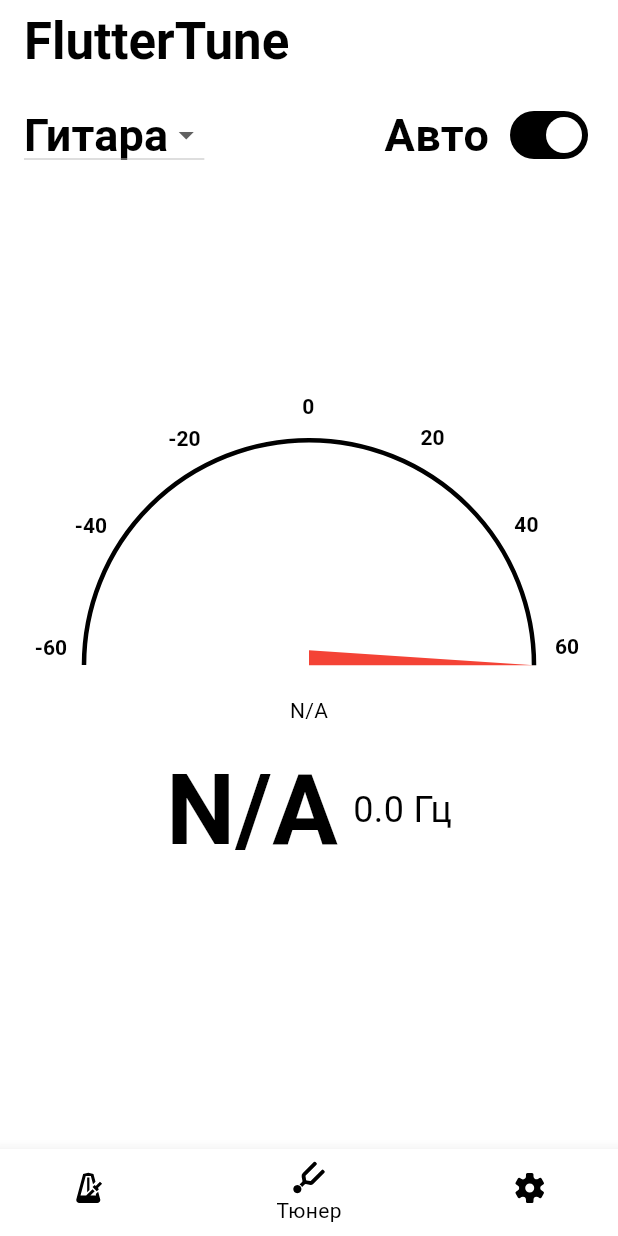
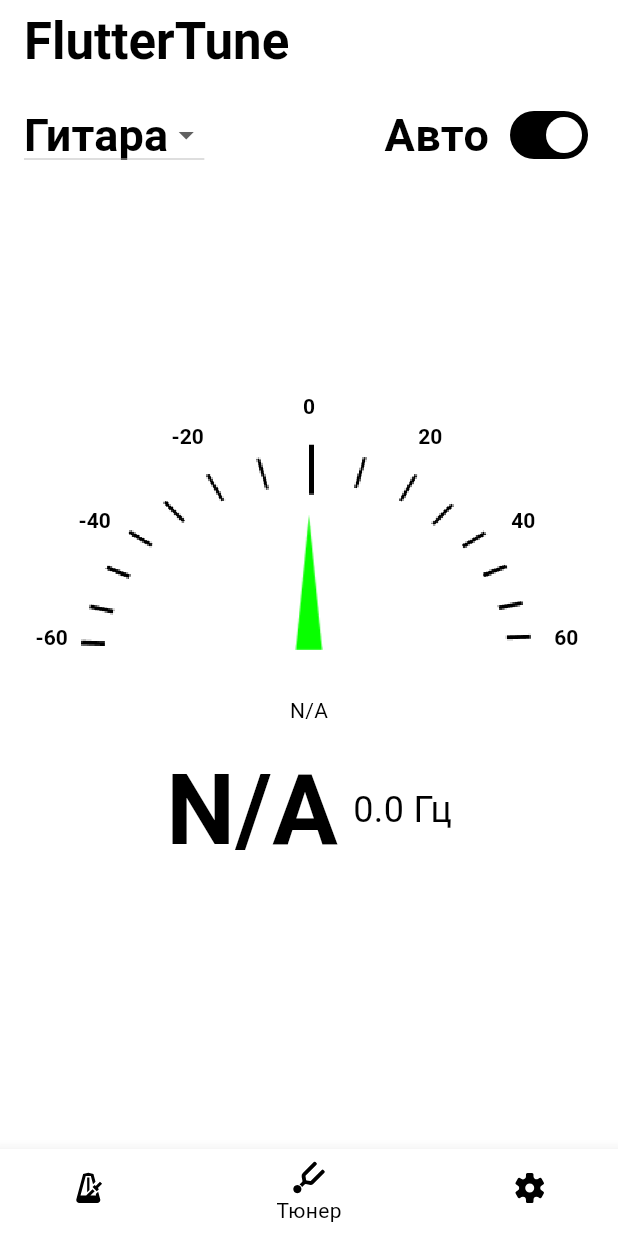
Before and after one commit to nottalentedme/fluttertuner, a Flutter app: the screen it shows after launch, on a phone screen of 412 x 824 dp. Run offline on Flutter 3.47's test engine with Material 3 defaults, Android fonts, the phone set to English and light mode, and no system bars; our stand-ins replace flutter_bloc, flutter_svg, go_router; missing offline and left inert: buffered_list_stream, flutter_soloud, pitch_detector_dart, pitchupdart, record.

Commit message:
new_tuner_widget

```diff
--- a/lib/feature/tuner/presentation/page/tuner_page.dart
+++ b/lib/feature/tuner/presentation/page/tuner_page.dart
@@ -3,6 +3,7 @@ import 'package:flutter_bloc/flutter_bloc.dart';
 import 'package:fluttertuner/feature/tuner/cubit/pitch_cubit.dart';
 import 'package:fluttertuner/feature/tuner/cubit/tuning_state.dart';
 import 'package:fluttertuner/feature/tuner/presentation/widgets/instrument_title_widget.dart';
+import 'package:fluttertuner/feature/tuner/presentation/widgets/pos.dart';
 import 'package:fluttertuner/feature/tuner/presentation/widgets/tuner_scale_widget.dart';
 import 'package:fluttertuner/feature/tuner/presentation/widgets/tuner_text_widget.dart';
 import 'package:fluttertuner/feature/tuner/presentation/widgets/tuning_mode_switch_widget.dart';
@@ -68,7 +69,8 @@ class _TunerPageState extends State<TunerPage> {
                 child: Column(
                   mainAxisAlignment: MainAxisAlignment.center,
                   children: [
-                    TunerScaleWidget(value: 0),
+                    TunerScaleWidgets(value: 0),
+                    //TunerScaleWidget(value: 0),
                     const SizedBox(height: 20),
                     Text(pitchCubitState.note),
                     TunerTextWidget(pitchCubitState: pitchCubitState),
--- /dev/null
+++ b/lib/feature/tuner/presentation/widgets/pos.dart
@@ -0,0 +1,41 @@
+import 'dart:math';
+
+import 'package:flutter/material.dart';
+import 'package:fluttertuner/feature/tuner/presentation/widgets/tuner_painter.dart';
+
+class TunerScaleWidgets extends StatelessWidget {
+  final double value;
+
+  const TunerScaleWidgets({super.key, required this.value});
+
+  @override
+  Widget build(BuildContext context) {
+    return SizedBox(
+      width: 300,
+      height: 150,
+      child: Stack(
+        alignment: Alignment.bottomCenter,
+        children: [
+          // Шкала (без стрелки)
+          CustomPaint(
+            size: const Size(300, 150),
+            painter: TunerPainter(),
+          ),
+
+          // Стрелка (с возможностью регулировать угол и позицию)
+          Transform.translate(
+            offset: const Offset(0, -10), // Регулируй расстояние по Y
+            child: Transform.rotate(
+              angle: (value / 60) * pi, // Угол поворота
+              alignment: Alignment.bottomCenter,
+              child: Image.asset(
+                'assets/tuner/strelka.png',
+                height: 90, // Настрой размеры под своё изображение
+              ),
+            ),
+          ),
+        ],
+      ),
+    );
+  }
+}
--- a/lib/feature/tuner/presentation/widgets/tuner_scale_widget.dart
+++ b/lib/feature/tuner/presentation/widgets/tuner_scale_widget.dart
@@ -9,8 +9,8 @@ class TunerScaleWidget extends StatelessWidget {
   @override
   Widget build(BuildContext context) {
     return CustomPaint(
-      size: Size(300, 150),
-      painter: TunerPainter(value: value),
+      size: const Size(300, 150),
+      painter: TunerPainter(),
     );
   }
 }
--- a/pubspec.yaml
+++ b/pubspec.yaml
@@ -73,6 +73,8 @@ flutter:
     - assets/icons/metronome.svg
     - assets/icons/tuner.svg
     - assets/icons/settings.svg
+    - assets/tuner/strelka.png
+    - assets/tuner/shtrix.png
   #   - images/a_dot_ham.jpeg
 
   # An image asset can refer to one or more resolution-specific "variants", see
```
Also changed, not shown: lib/feature/tuner/presentation/widgets/tuner_painter.dart (+42 -45 lines), assets/tuner/shtrix.png (added), assets/tuner/strelka.png (added).
